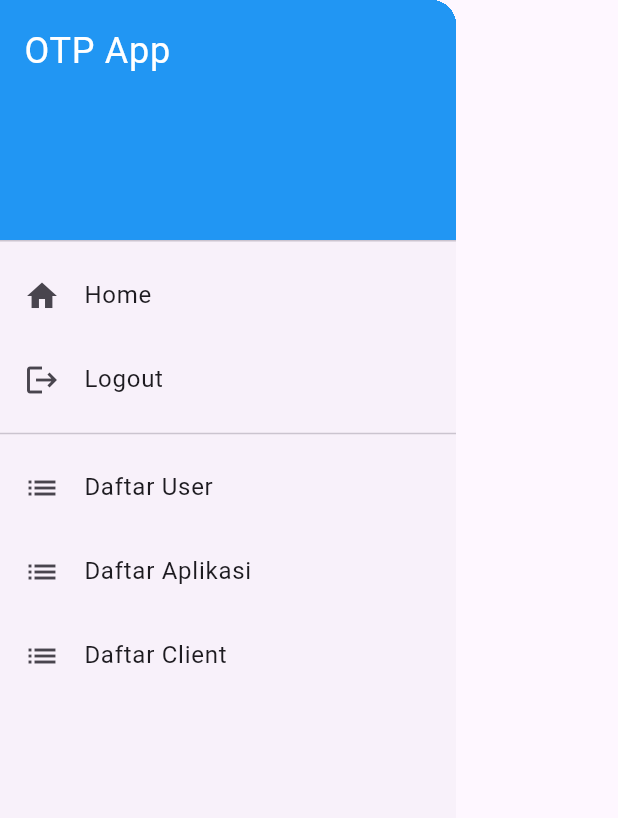
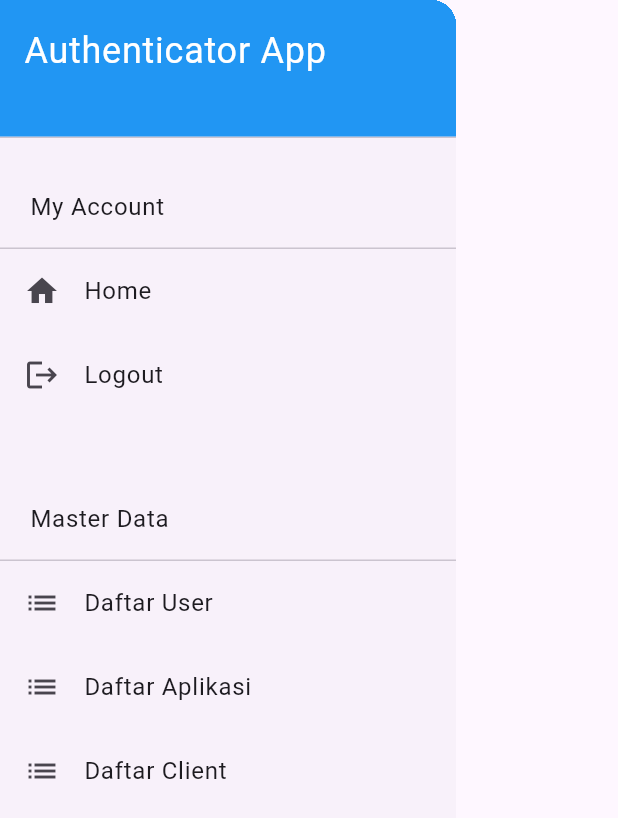
Before and after one commit to fatoni-ach/fe-otp-app, a Flutter app: the CustomSidebar widget shown alone on an empty page, opened directly, on a phone screen of 412 x 824 dp. Shown: the top 818 px of the screen. Run offline on Flutter 3.47's test engine with Material 3 defaults, Android fonts, the light colour scheme and no system bars; our stand-ins replace flutter_dotenv, get, permission_handler, shared_preferences; missing offline and left inert: qr_code_scanner_plus, zxing2; accounts and stored records are empty; network calls fail.

Commit message:
task: action sidebar using getx

```diff
--- a/lib/ui/partials/custom_sidebar.dart
+++ b/lib/ui/partials/custom_sidebar.dart
@@ -1,7 +1,4 @@
 import 'package:flutter/material.dart';
-import 'package:flutter_first_app/ui/page/user/ListUsersPage.dart';
-// import '../page/profile.dart';
-import '../page/home.dart';
 import '../page/login.dart';
 import '../../controllers/auth_controller.dart';
 import 'package:get/get.dart';
@@ -17,42 +14,29 @@ class CustomSidebar extends StatelessWidget {
       child: ListView(
         padding: EdgeInsets.zero,
         children: [
-          const DrawerHeader(
-            decoration: BoxDecoration(color: Colors.blue),
-            child: Text(
-              'OTP App',
-              style: TextStyle(color: Colors.white, fontSize: 24),
+          const SizedBox(
+            height: 100,
+            child: DrawerHeader(
+              decoration: BoxDecoration(color: Colors.blue),
+              child: Text(
+                'Authenticator App',
+                style: TextStyle(color: Colors.white, fontSize: 24),
+              ),
             ),
           ),
+          ListTile(
+            contentPadding: EdgeInsets.fromLTRB(20, 10, 20, 0),
+            title: const Text('My Account'),
+          ),
+          const Divider(height: 0),
           ListTile(
             leading: const Icon(Icons.home),
             title: const Text('Home'),
             onTap: () {
-              Navigator.pop(context); // Tutup Drawer dulu
-              Navigator.push(
-                context,
-                MaterialPageRoute(builder: (context) => const HomePage()),
-              );
+              Get.back();
+              Get.toNamed("/");
             },
           ),
-          // ListTile(
-          //   leading: const Icon(Icons.person),
-          //   title: const Text('Profile'),
-          //   onTap: () {
-          //     Navigator.pop(context); // Tutup Drawer dulu
-          //     Navigator.push(
-          //       context,
-          //       MaterialPageRoute(builder: (context) => const ProfilePage()),
-          //     );
-          //   },
-          // ),
-          // ListTile(
-          //   leading: const Icon(Icons.settings),
-          //   title: const Text('Settings'),
-          //   onTap: () {
-          //     Navigator.pop(context);
-          //   },
-          // ),
           ListTile(
             leading: const Icon(Icons.logout),
             title: const Text('Logout'),
@@ -61,16 +45,20 @@ class CustomSidebar extends StatelessWidget {
               Get.offAll(LoginPage());
             },
           ),
-          const Divider(),
+
+          const Divider(color: Colors.transparent, height: 20),
+          ListTile(
+            contentPadding: EdgeInsets.fromLTRB(20, 20, 20, 0),
+            title: const Text('Master Data'),
+          ),
+          const Divider(height: 0),
+
           ListTile(
             leading: const Icon(Icons.list),
             title: const Text('Daftar User'),
             onTap: () {
-              Navigator.pop(context);
-              Navigator.push(
-                context,
-                MaterialPageRoute(builder: (context) => ListUsersPage()),
-              );
+              Get.back();
+              Get.toNamed("/admin/users");
             },
           ),
           ListTile(
```
